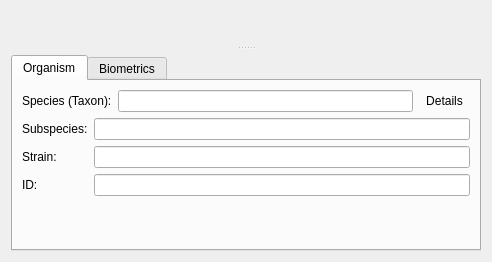
Old version of the form src/scipyen/gui/widgets/dataclasswidgets/organismwidget.ui in the repository ctigaret/scipyen.
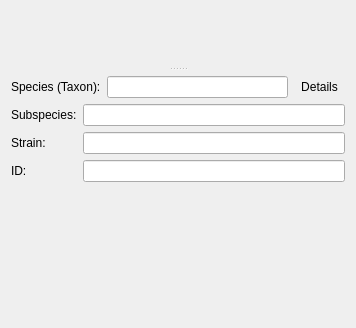
New version of the form. Icons and pictures are not drawn. Custom widgets are drawn as their Qt base class.

What changed in the file:
```diff
--- a/src/scipyen/gui/widgets/dataclasswidgets/organismwidget.ui
+++ b/src/scipyen/gui/widgets/dataclasswidgets/organismwidget.ui
@@ -6,14 +6,14 @@
    <rect>
     <x>0</x>
     <y>0</y>
-    <width>492</width>
-    <height>262</height>
+    <width>356</width>
+    <height>328</height>
    </rect>
   </property>
   <property name="windowTitle">
    <string>Form</string>
   </property>
-  <layout class="QGridLayout" name="gridLayout_3">
+  <layout class="QGridLayout" name="gridLayout">
    <item row="0" column="0">
     <widget class="QSplitter" name="splitter">
      <property name="orientation">
@@ -23,8 +23,8 @@
       <number>3</number>
      </property>
      <widget class="DataExchangeWidget" name="dataExchangeWidget" native="true"/>
-     <widget class="QWidget" name="layoutWidget">
-      <layout class="QVBoxLayout" name="verticalLayout_2">
+     <widget class="QWidget" name="">
+      <layout class="QVBoxLayout" name="verticalLayout">
        <item>
         <widget class="NameDescriptionWidget" name="nameDescriptionWidget" native="true">
          <property name="sizePolicy">
@@ -36,18 +36,6 @@
         </widget>
        </item>
        <item>
-        <widget class="QTabWidget" name="tabWidget">
-         <property name="currentIndex">
-          <number>0</number>
-         </property>
-         <widget class="QWidget" name="idSpeciesTab">
-          <attribute name="title">
-           <string>Organism</string>
-          </attribute>
-          <layout class="QGridLayout" name="gridLayout_2">
-           <item row="0" column="0">
-            <layout class="QVBoxLayout" name="verticalLayout">
-             <item>
               <layout class="QHBoxLayout" name="horizontalLayout">
                <item>
                 <widget class="QLabel" name="label">
@@ -139,6 +127,9 @@
                </item>
               </layout>
              </item>
+       <item>
+        <widget class="BiometricsWidget" name="biometricsWidget" native="true"/>
+       </item>
              <item>
               <spacer name="verticalSpacer">
                <property name="orientation">
@@ -146,27 +137,11 @@
                </property>
                <property name="sizeHint" stdset="0">
                 <size>
-                 <width>238</width>
+           <width>18</width>
                  <height>13</height>
                 </size>
                </property>
               </spacer>
-             </item>
-            </layout>
-           </item>
-          </layout>
-         </widget>
-         <widget class="QWidget" name="biometricsTab">
-          <attribute name="title">
-           <string>Biometrics</string>
-          </attribute>
-          <layout class="QGridLayout" name="gridLayout">
-           <item row="0" column="0">
-            <widget class="BiometricsWidget" name="biometricsWidget" native="true"/>
-           </item>
-          </layout>
-         </widget>
-        </widget>
        </item>
       </layout>
      </widget>
```
Lines whose indentation alone changed are shown as unchanged.
